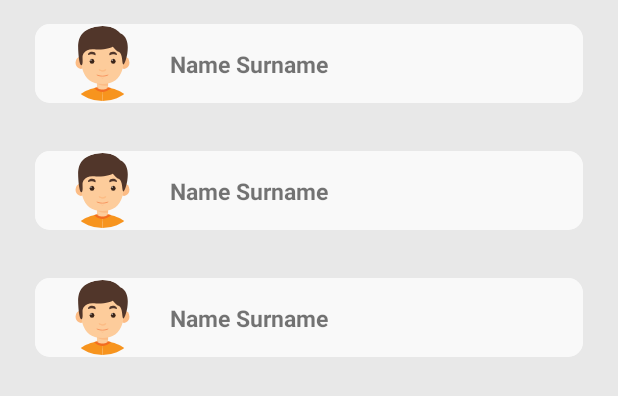
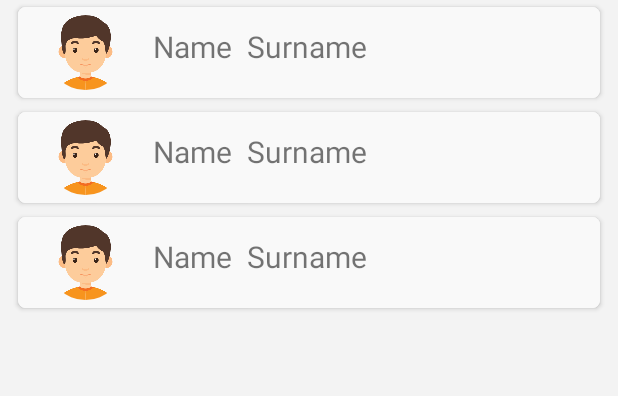
Before and after one commit to VegosX/RandomUser, an Android app: the layout fragment_user.xml on its own in the app's theme, with its tools: preview values and no code run, on a phone screen of 412 x 824 dp. Shown: the top 396 px of the screen. Run offline under Robolectric (Android 15) with nearby library versions, the phone set to English and light mode, and no system bars.

Commit message:
Create DetailsFragment with main view

```diff
--- a/app/build.gradle
+++ b/app/build.gradle
@@ -25,10 +25,11 @@ android {
 
 dependencies {
     implementation fileTree(dir: 'libs', include: ['*.jar'])
-    implementation"org.jetbrains.kotlin:kotlin-stdlib-jdk7:$kotlin_version"
+    implementation "org.jetbrains.kotlin:kotlin-stdlib-jdk7:$kotlin_version"
     implementation 'androidx.appcompat:appcompat:1.1.0'
     implementation 'androidx.core:core-ktx:1.1.0'
     implementation 'androidx.constraintlayout:constraintlayout:1.1.3'
+    implementation 'androidx.legacy:legacy-support-v4:1.0.0'
     testImplementation 'junit:junit:4.12'
     androidTestImplementation 'androidx.test:runner:1.2.0'
     androidTestImplementation 'androidx.test.espresso:espresso-core:3.2.0'
--- a/app/src/main/java/com/magnise/random_users/MainFragment.kt
+++ b/app/src/main/java/com/magnise/random_users/MainFragment.kt
@@ -30,7 +30,7 @@ class MainFragment : Fragment() {
         super.onViewCreated(view, savedInstanceState)
         prepareViewModel()
         rvEditorChoise.apply {
-            layoutManager = activity?.let { LinearLayoutManager(it, RecyclerView.VERTICAL, false) }     //Here can be error
+            layoutManager = activity?.let { LinearLayoutManager(it, RecyclerView.VERTICAL, false) }
             adapter = this@MainFragment.userAdapter
         }
     }
--- a/app/src/main/res/layout/item_user.xml
+++ b/app/src/main/res/layout/item_user.xml
@@ -3,12 +3,10 @@
     xmlns:app="http://schemas.android.com/apk/res-auto"
     xmlns:tools="http://schemas.android.com/tools"
     android:layout_width="match_parent"
-    android:layout_height="wrap_content"
-    app:cardCornerRadius="10dp"
-    app:cardElevation="0dp"
+    android:layout_height="70dp"
+    app:cardCornerRadius="5dp"
     app:cardPreventCornerOverlap="true"
     app:cardUseCompatPadding="true"
-    android:layout_margin="10dp"
     app:layout_constraintEnd_toEndOf="parent"
     app:layout_constraintStart_toStartOf="parent"
     app:layout_constraintTop_toTopOf="parent">
@@ -23,27 +21,38 @@
             android:layout_width="50dp"
             android:layout_height="50dp"
             android:layout_marginStart="20dp"
+            android:layout_marginTop="5dp"
+            android:layout_marginBottom="5dp"
             app:layout_constraintBottom_toBottomOf="parent"
             app:layout_constraintStart_toStartOf="parent"
             app:layout_constraintTop_toTopOf="parent"
             tools:src="@drawable/ic_boy" />
 
-
         <TextView
-            android:id="@+id/tvUsername"
+            android:id="@+id/tvName"
             android:layout_width="wrap_content"
             android:layout_height="wrap_content"
             android:layout_marginStart="20dp"
-            android:layout_marginTop="16dp"
-            android:layout_marginBottom="15dp"
-            android:textStyle="bold"
-            android:textSize="15sp"
-            android:text="Name Surname"
+            android:layout_marginTop="8dp"
+            android:layout_marginBottom="16dp"
+            android:text="Name"
+            android:textSize="20sp"
             app:layout_constraintBottom_toBottomOf="parent"
             app:layout_constraintStart_toEndOf="@+id/ivIcon"
-            app:layout_constraintTop_toTopOf="parent"
-            app:layout_constraintVertical_bias="0.0" />
+            app:layout_constraintTop_toTopOf="parent" />
 
+        <TextView
+            android:id="@+id/tvSurname"
+            android:layout_width="wrap_content"
+            android:layout_height="wrap_content"
+            android:layout_marginStart="10dp"
+            android:layout_marginTop="8dp"
+            android:layout_marginBottom="16dp"
+            android:text="Surname"
+            android:textSize="20sp"
+            app:layout_constraintBottom_toBottomOf="parent"
+            app:layout_constraintStart_toEndOf="@+id/tvName"
+            app:layout_constraintTop_toTopOf="parent" />
 
     </androidx.constraintlayout.widget.ConstraintLayout>
 </androidx.cardview.widget.CardView>
--- a/app/src/main/res/values/colors.xml
+++ b/app/src/main/res/values/colors.xml
@@ -5,5 +5,7 @@
     <color name="colorAccent">#D81B60</color>
     <color name="colorGray">#202020</color>
     <color name="colorWhite">#F9F9F9</color>
-    <color name="colorDarkWhite">#E8E8E8</color>
+    <color name="colorDarkWhite">#F3F3F3</color>
+    <color name="colorNightWhite">#D5D5D5</color>
+    <color name="colorBlack">#000</color>
 </resources>
--- a/app/src/main/res/values/strings.xml
+++ b/app/src/main/res/values/strings.xml
@@ -2,4 +2,7 @@
     <string name="app_name">RandomUsers</string>
     <string name="home_page">HOME</string>
     <string name="profile_page">PROFILE</string>
+
+    <!-- TODO: Remove or change this placeholder text -->
+    <string name="hello_blank_fragment">Hello blank fragment</string>
 </resources>
```
Also changed, not shown: app/src/main/java/com/magnise/random_users/DetailsFragment.kt (added, +20 -0 lines), app/src/main/java/com/magnise/random_users/model/api/UserModelCopy.kt (deleted, +0 -22 lines), app/src/main/java/com/magnise/random_users/ui/UserAdapter.kt (+12 -3 lines), app/src/main/res/layout/fragment_details.xml (added, +181 -0 lines).
